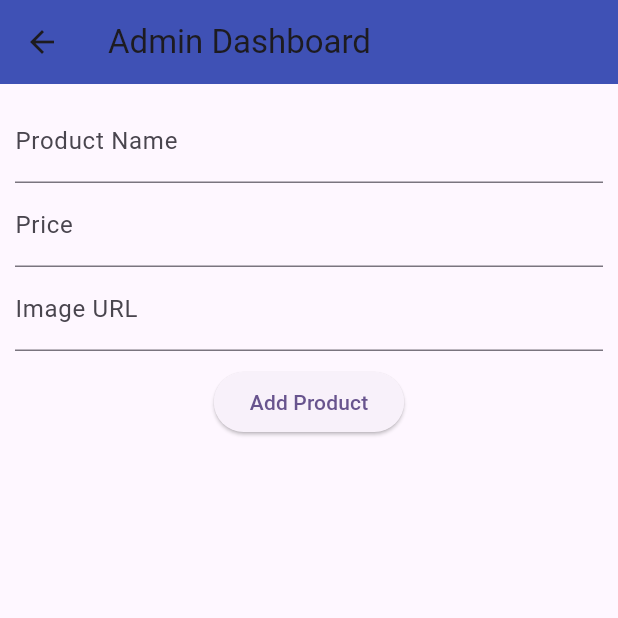
After one commit to Ayalwm/e-commerce-app, a Flutter app: the AdminDashboard screen opened directly, after a tap on "Add Product", on a phone screen of 412 x 824 dp, the top half of it. The commit adds this screen. Run offline on Flutter 3.47's test engine with Material 3 defaults, Android fonts, the phone set to English and light mode, and no system bars; our stand-ins replace cloud_firestore, firebase_auth, firebase_core, google_sign_in; accounts and stored records are empty.

Commit message:
admin dashboard added

```diff
--- /dev/null
+++ b/lib/screens/admin_dashboard.dart
@@ -0,0 +1,179 @@
+import 'package:flutter/material.dart';
+import 'package:cloud_firestore/cloud_firestore.dart';
+
+class AdminDashboard extends StatefulWidget {
+  const AdminDashboard({super.key});
+
+  @override
+  _AdminDashboardState createState() => _AdminDashboardState();
+}
+
+class _AdminDashboardState extends State<AdminDashboard> {
+  final TextEditingController _nameController = TextEditingController();
+  final TextEditingController _priceController = TextEditingController();
+  final TextEditingController _imageController = TextEditingController();
+  final FirebaseFirestore _firestore = FirebaseFirestore.instance;
+
+  /// Adds a new product to Firestore
+  Future<void> _addProduct() async {
+    if (_nameController.text.isEmpty || _priceController.text.isEmpty) return;
+
+    await _firestore.collection('products').add({
+      'name': _nameController.text,
+      'price': double.tryParse(_priceController.text) ?? 0.0,
+      'image': _imageController.text,
+    });
+
+    _nameController.clear();
+    _priceController.clear();
+    _imageController.clear();
+  }
+
+  /// Deletes a product from Firestore
+  Future<void> _deleteProduct(String productId) async {
+    await _firestore.collection('products').doc(productId).delete();
+  }
+
+  /// Updates the product name and price
+  Future<void> _updateProduct(
+      String productId, String newName, String newPrice) async {
+    await _firestore.collection('products').doc(productId).update({
+      'name': newName,
+      'price': double.tryParse(newPrice) ?? 0.0,
+    });
+  }
+
+  /// Shows a dialog for editing a product
+  void _showEditDialog(BuildContext context, String productId,
+      String currentName, double currentPrice) {
+    TextEditingController nameController =
+        TextEditingController(text: currentName);
+    TextEditingController priceController =
+        TextEditingController(text: currentPrice.toString());
+
+    showDialog(
+      context: context,
+      builder: (context) {
+        return AlertDialog(
+          title: const Text("Edit Product"),
+          content: Column(
+            mainAxisSize: MainAxisSize.min,
+            children: [
+              TextField(
+                controller: nameController,
+                decoration: const InputDecoration(labelText: "Product Name"),
+              ),
+              const SizedBox(height: 10),
+              TextField(
+                controller: priceController,
+                decoration: const InputDecoration(labelText: "Price"),
+                keyboardType: TextInputType.number,
+              ),
+            ],
+          ),
+          actions: [
+            TextButton(
+              onPressed: () => Navigator.pop(context),
+              child: const Text("Cancel"),
+            ),
+            ElevatedButton(
+              onPressed: () {
+                _updateProduct(
+                    productId, nameController.text, priceController.text);
+                Navigator.pop(context);
+              },
+              child: const Text("Save Changes"),
+            ),
+          ],
+        );
+      },
+    );
+  }
+
+  @override
+  Widget build(BuildContext context) {
+    return Scaffold(
+      appBar: AppBar(
+        title: const Text("Admin Dashboard"),
+        backgroundColor: Colors.indigo,
+      ),
+      body: Column(
+        children: [
+          Padding(
+            padding: const EdgeInsets.all(10),
+            child: Column(
+              children: [
+                TextField(
+                  controller: _nameController,
+                  decoration: const InputDecoration(labelText: "Product Name"),
+                ),
+                TextField(
+                  controller: _priceController,
+                  decoration: const InputDecoration(labelText: "Price"),
+                  keyboardType: TextInputType.number,
+                ),
+                TextField(
+                  controller: _imageController,
+                  decoration: const InputDecoration(labelText: "Image URL"),
+                ),
+                const SizedBox(height: 10),
+                ElevatedButton(
+                  onPressed: _addProduct,
+                  child: const Text("Add Product"),
+                ),
+              ],
+            ),
+          ),
+          const SizedBox(height: 10),
+          Expanded(
+            child: StreamBuilder<QuerySnapshot>(
+              stream: _firestore.collection('products').snapshots(),
+              builder: (context, snapshot) {
+                if (!snapshot.hasData) {
+                  return const Center(child: CircularProgressIndicator());
+                }
+
+                var products = snapshot.data!.docs;
+
+                return ListView.builder(
+                  itemCount: products.length,
+                  itemBuilder: (context, index) {
+                    var product = products[index];
+                    var productData = product.data() as Map<String, dynamic>;
+
+                    return ListTile(
+                      title: Text(productData['name']),
+                      subtitle: Text("Price: \$${productData['price']}"),
+                      trailing: Row(
+                        mainAxisSize: MainAxisSize.min,
+                        children: [
+                          IconButton(
+                            icon: const Icon(Icons.edit, color: Colors.blue),
+                            onPressed: () {
+                              _showEditDialog(
+                                context,
+                                product.id,
+                                productData['name'],
+                                double.tryParse(
+                                        productData['price'].toString()) ??
+                                    0.0, // Safe conversion
+                              );
+                            },
+                          ),
+                          IconButton(
+                            icon: const Icon(Icons.delete, color: Colors.red),
+                            onPressed: () => _deleteProduct(product.id),
+                          ),
+                        ],
+                      ),
+                    );
+                  },
+                );
+              },
+            ),
+          ),
+        ],
+      ),
+    );
+  }
+}
--- a/lib/screens/auth_page.dart
+++ b/lib/screens/auth_page.dart
@@ -68,7 +68,7 @@ class _AuthPageState extends State<AuthPage> {
         context,
         MaterialPageRoute(
             builder: (context) =>
-                HomePage()), // Navigate to HomePage on success
+                const HomePage()), // Navigate to HomePage on success
       );
     } catch (e) {
       _showError(e.toString());
@@ -124,7 +124,7 @@ class _AuthPageState extends State<AuthPage> {
                 ],
                 const SizedBox(height: 24),
                 isLoading
-                    ? CircularProgressIndicator() // Show loading indicator during registration/login
+                    ? const CircularProgressIndicator() // Show loading indicator during registration/login
                     : _buildAuthButton(),
                 const SizedBox(height: 16),
                 TextButton(
--- a/lib/screens/cart_page.dart
+++ b/lib/screens/cart_page.dart
@@ -4,8 +4,7 @@ class CartPage extends StatefulWidget {
   final List<Map<String, dynamic>> cart;
   final Function(Map<String, dynamic>) onRemove;
 
-  const CartPage({Key? key, required this.cart, required this.onRemove})
-      : super(key: key);
+  const CartPage({super.key, required this.cart, required this.onRemove});
 
   @override
   _CartPageState createState() => _CartPageState();
```
Also changed, not shown: lib/screens/home_page.dart (+148 -88 lines), lib/widgets/product_card.dart (deleted), 6 other files.
